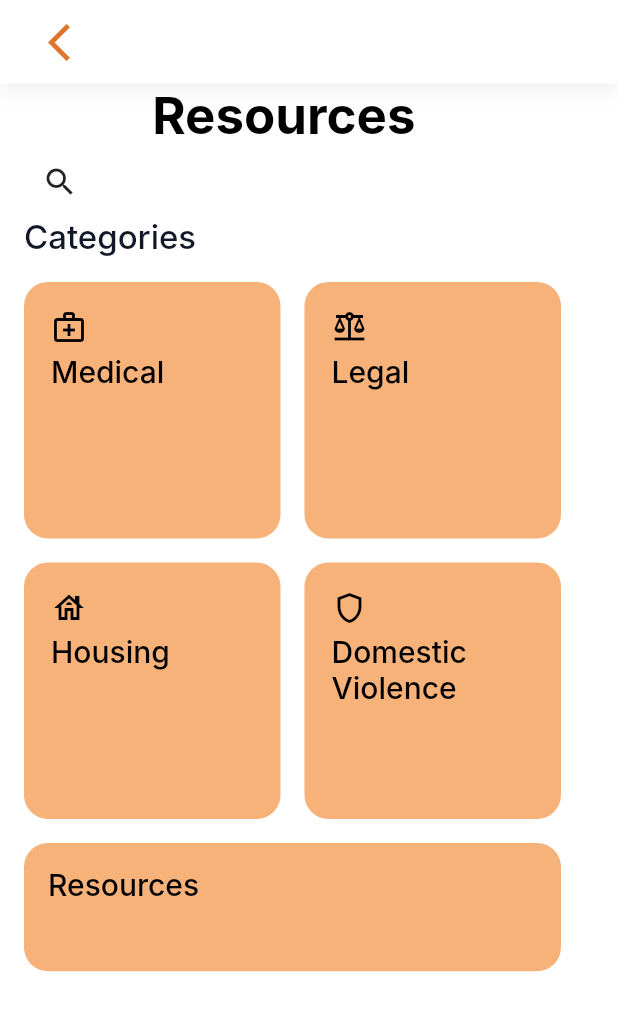
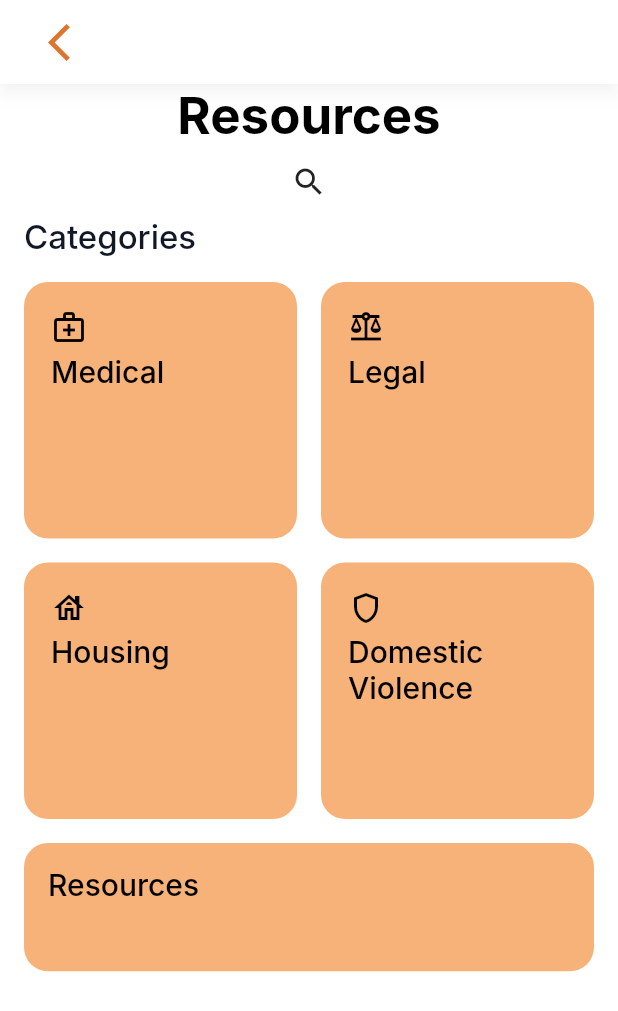
Before and after one commit to TritonSE/CBL-Mobile-Application, a Flutter app: the screen it shows after launch, on a phone screen of 412 x 824 dp. Shown: the top 1011 px of the screen. Run offline on Flutter 3.47's test engine with Material 2 defaults, Android fonts, the phone set to English and light mode, and no system bars; Roboto replaces fonts that are missing (Inter).

Commit message:
added flexible widths

```diff
--- a/lib/pages/category_name.dart
+++ b/lib/pages/category_name.dart
@@ -85,9 +85,10 @@ class CategoryName extends StatelessWidget {
                 ],
               ),
             ),
+            SizedBox(
+              height: 16,
+            )
           ],
-          )
-        )
-    );
+        )));
   }
 }
--- a/lib/pages/resource_title.dart
+++ b/lib/pages/resource_title.dart
@@ -17,6 +17,7 @@ class ResourceTitle extends StatelessWidget {
               width: 16,
             ),
             Flexible(
+              fit: FlexFit.tight,
               child: Column(
                 mainAxisAlignment: MainAxisAlignment.start,
                 crossAxisAlignment: CrossAxisAlignment.center,
@@ -28,8 +29,7 @@ class ResourceTitle extends StatelessWidget {
                   const Text('Resource Title',
                       textAlign: TextAlign.center,
                       style:
-                          TextStyle(fontWeight: FontWeight.bold, fontSize: 34)
-                  ),
+                          TextStyle(fontWeight: FontWeight.bold, fontSize: 34)),
                   const SizedBox(
                     height: 32,
                   ),
@@ -98,7 +98,6 @@ class ResourceTitle extends StatelessWidget {
               width: 16,
             )
           ],
-        )
-    );
+        ));
   }
 }
--- a/lib/pages/resources.dart
+++ b/lib/pages/resources.dart
@@ -23,19 +23,21 @@ class Resources extends StatelessWidget {
                 width: 16,
               ),
               Flexible(
-                child: Column(
-                    mainAxisAlignment: MainAxisAlignment.start,
-                    crossAxisAlignment: CrossAxisAlignment.start,
+                fit: FlexFit.tight,
+                child: Column(mainAxisAlignment: MainAxisAlignment.start,
+                    //crossAxisAlignment: CrossAxisAlignment.start,
                     children: [
                       Row(
                         crossAxisAlignment: CrossAxisAlignment.start,
                         mainAxisAlignment: MainAxisAlignment.center,
                         mainAxisSize: MainAxisSize.min,
                         children: [
-                          SizedBox(
+                          /*SizedBox(
                             width: 85.5,
-                          ),
-                          const Text(
+                          ),*/
+                          Align(
+                              alignment: Alignment.center,
+                              child: const Text(
                                 'Resources',
                                 textAlign: TextAlign.center,
                                 style: const TextStyle(
@@ -44,7 +46,7 @@ class Resources extends StatelessWidget {
                                   fontWeight: FontWeight.w700,
                                   color: Colors.black,
                                 ),
-                          ),
+                              )),
                         ],
                       ),
 
@@ -57,13 +59,17 @@ class Resources extends StatelessWidget {
                       ),
 
                       //subtitle: categories
-                      const Text(
+                      Align(
+                        alignment: Alignment.centerLeft,
+                        child: const Text(
                           'Categories',
+                          textAlign: TextAlign.left,
                           style: const TextStyle(
                             fontSize: 22,
                             fontFamily: 'Inter',
                             fontWeight: FontWeight.w500,
                             color: Color(0xFF111827),
+                          ),
                         ),
                       ),
 
@@ -113,13 +119,16 @@ class Resources extends StatelessWidget {
                       ),
 
                       InkWell(
+                        child: Row(
+                          children: [
+                            Flexible(
+                                fit: FlexFit.tight,
                                 child: Container(
                                     height: 85.5,
-                            width: 358,
                                     decoration: BoxDecoration(
                                       color: themeColor,
-                              borderRadius:
-                                  BorderRadius.all(const Radius.circular(16)),
+                                      borderRadius: BorderRadius.all(
+                                          const Radius.circular(16)),
                                     ),
                                     child: Padding(
                                       padding: const EdgeInsets.all(16.0),
@@ -131,7 +140,9 @@ class Resources extends StatelessWidget {
                                             fontWeight: FontWeight.w500,
                                             color: Colors.black),
                                       ),
-                            )),
+                                    ))),
+                          ],
+                        ),
                         onTap: () {
                           Navigator.pushNamed(context, '/category_name');
                         },
--- a/lib/widgets/category_square.dart
+++ b/lib/widgets/category_square.dart
@@ -10,9 +10,11 @@ class CategorySquare extends StatelessWidget {
 
   Widget build(BuildContext context) {
     return Flexible(
+        fit: FlexFit.tight,
         child: InkWell(
           child: Container(
-                width: 171,
+            //width: 171,
+
             height: 171,
             decoration: BoxDecoration(
               color: themeColor,
@@ -43,7 +45,6 @@ class CategorySquare extends StatelessWidget {
           onTap: () {
             Navigator.pushNamed(context, '/category_name');
           },
-        )
-    );
+        ));
   }
 }
```
Lines whose indentation alone changed are shown as unchanged.
